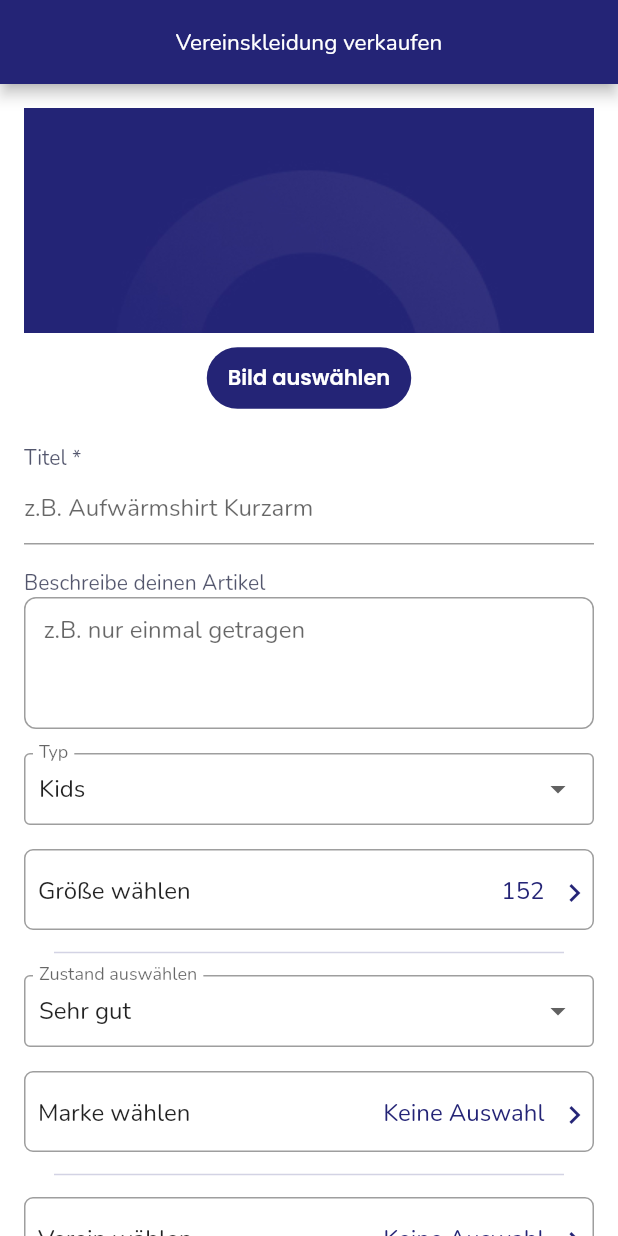
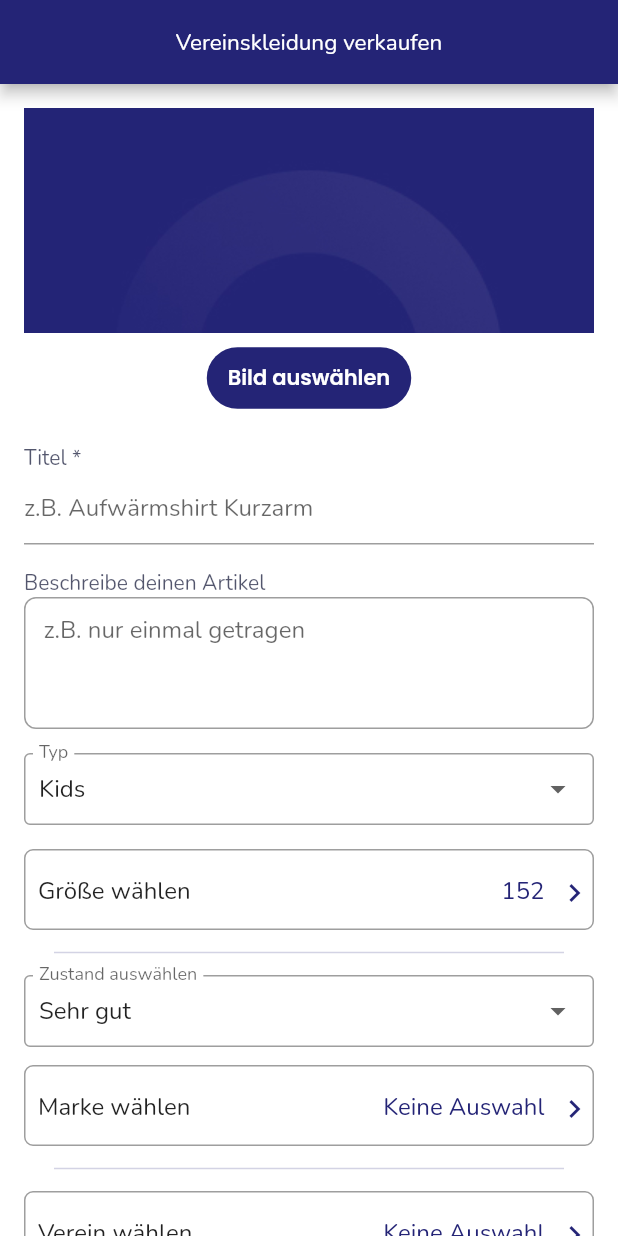
Before and after one commit to TobiasSchotter/clubtwice, a Flutter app: the SellPage screen opened directly, on a phone screen of 412 x 824 dp. Run offline on Flutter 3.47's test engine with Material 2 defaults, Android fonts, the phone set to English and light mode, and no system bars; our stand-ins replace carousel_slider, cloud_firestore, firebase_auth, firebase_core, firebase_storage, flutter_image_compress and 3 more; accounts and stored records are empty; network calls fail.

Commit message:
small changes

```diff
--- a/lib/views/screens/page_switcher/sell_page.dart
+++ b/lib/views/screens/page_switcher/sell_page.dart
@@ -415,7 +415,7 @@ class _SellPageState extends State<SellPage> {
                   });
                 },
               ),
-              const SizedBox(height: 16),
+              const SizedBox(height: 12),
               _buildBrandSelection(context),
               const Divider(
                 color: AppColor.border,
@@ -453,7 +453,7 @@ class _SellPageState extends State<SellPage> {
                           builder: (_) => AlertDialog(
                             title: const Text("Individuell tragbar"),
                             content: const Text(
-                                "Artikel die unabhängig des Vereins und der Sportart getragen werden können, werden allen Benutzer angezeigt."),
+                                "Artikel die kein Vereinslogo und somit auch unabhängig des Vereins getragen werden können, werden in der Suche allen angezeigt."),
                             actions: [
                               ElevatedButton(
                                 onPressed: () {
```
